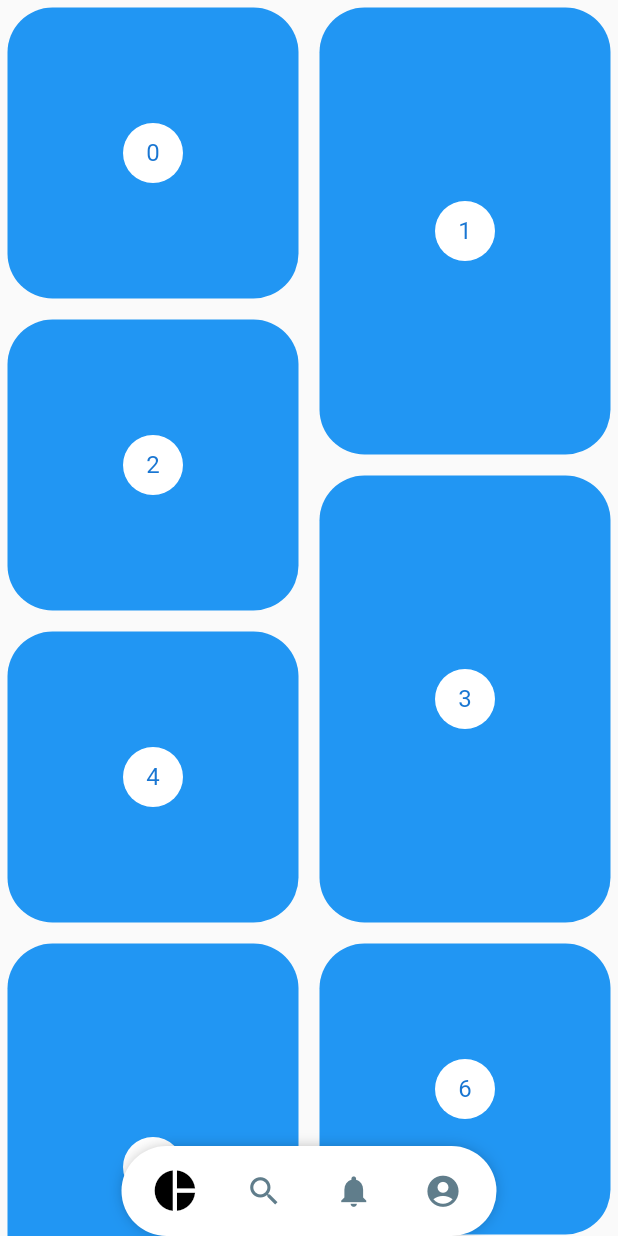
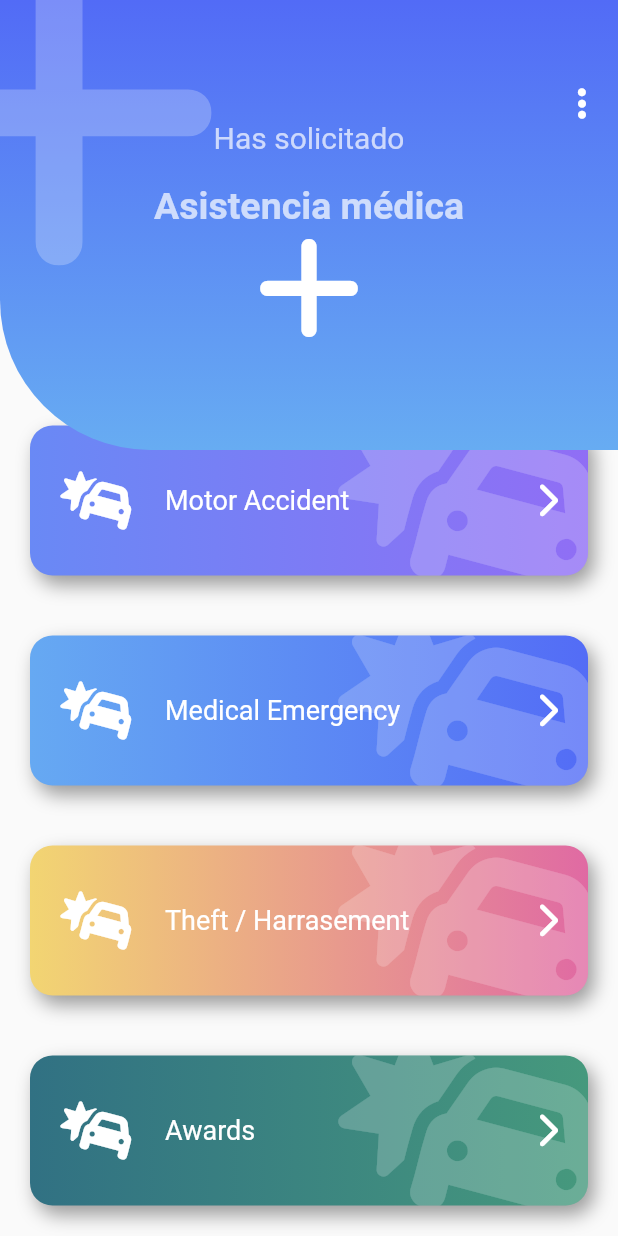
Before and after one commit to saulrmzlpz/disenos_app, a Flutter app: the screen it shows after launch, on a phone screen of 412 x 824 dp. Run offline on Flutter 3.47's test engine with Material 2 defaults, Android fonts, the phone set to English and light mode, and no system bars; our stand-ins replace animate_do, flutter_svg, font_awesome_flutter.

Commit message:
Fin sección 7

```diff
--- a/lib/main.dart
+++ b/lib/main.dart
@@ -1,3 +1,4 @@
+import 'package:disenos_app/src/pages/emergency_screen.dart';
 import 'package:disenos_app/src/pages/pinteres_screen.dart';
 import 'package:disenos_app/src/pages/slideshow_screen.dart';
 import 'package:flutter/material.dart';
@@ -22,7 +23,7 @@ class MyApp extends StatelessWidget {
         // closer together (more dense) than on mobile platforms.
         //visualDensity: VisualDensity.adaptivePlatformDensity,
       ),
-      home: const PinterestScreen(),
+      home: const EmergencyScreen(),
     );
   }
 }
--- /dev/null
+++ b/lib/src/pages/emergency_screen.dart
@@ -0,0 +1,92 @@
+import 'package:disenos_app/src/widgets/big_button.dart';
+import 'package:disenos_app/src/widgets/icon_header.dart';
+import 'package:flutter/material.dart';
+import 'package:font_awesome_flutter/font_awesome_flutter.dart';
+
+class EmergencyScreen extends StatelessWidget {
+  const EmergencyScreen({Key? key}) : super(key: key);
+
+  @override
+  Widget build(BuildContext context) {
+    return Scaffold(
+      body: Stack(
+        children: [
+          ListView(
+            physics: BouncingScrollPhysics(),
+            children: [
+              SizedBox(height: MediaQuery.of(context).size.height * 0.32),
+              BigButton(
+                icon: FontAwesomeIcons.carBurst,
+                text: 'Motor Accident',
+                colorBegin: Color(0xFF6989F5),
+                colorEnd: Color(0xFF906EF5),
+                onPressed: () {},
+              ),
+              BigButton(
+                icon: FontAwesomeIcons.carBurst,
+                text: 'Medical Emergency',
+                colorBegin: Color(0xff66A9F2),
+                colorEnd: Color(0xff536CF6),
+                onPressed: () {},
+              ),
+              BigButton(
+                icon: FontAwesomeIcons.carBurst,
+                text: 'Theft / Harrasement',
+                colorBegin: Color(0xffF2D572),
+                colorEnd: Color(0xffE06AA3),
+                onPressed: () {},
+              ),
+              BigButton(
+                icon: FontAwesomeIcons.carBurst,
+                text: 'Awards',
+                colorBegin: Color(0xff317183),
+                colorEnd: Color(0xff46997D),
+                onPressed: () {},
+              ),
+              BigButton(
+                icon: FontAwesomeIcons.carBurst,
+                text: 'Motor Accident',
+                colorBegin: Color(0xFF6989F5),
+                colorEnd: Color(0xFF906EF5),
+                onPressed: () {},
+              ),
+              BigButton(
+                icon: FontAwesomeIcons.carBurst,
+                text: 'Medical Emergency',
+                colorBegin: Color(0xff66A9F2),
+                colorEnd: Color(0xff536CF6),
+                onPressed: () {},
+              ),
+              BigButton(
+                icon: FontAwesomeIcons.carBurst,
+                text: 'Theft / Harrasement',
+                colorBegin: Color(0xffF2D572),
+                colorEnd: Color(0xffE06AA3),
+                onPressed: () {},
+              ),
+              BigButton(
+                icon: FontAwesomeIcons.carBurst,
+                text: 'Awards',
+                colorBegin: Color(0xff317183),
+                colorEnd: Color(0xff46997D),
+                onPressed: () {},
+              ),
+            ],
+          ),
+          IconHeader(
+            icon: FontAwesomeIcons.plus,
+            subtitle: 'Has solicitado',
+            title: 'Asistencia médica',
+          ),
+        ],
+      ),
+      // body: BigButton(
+      //   icon: FontAwesomeIcons.carBurst,
+      //   text: 'Car Accident',
+      //   colorBegin: Color(0xFF6989F5),
+      //   colorEnd: Color(0xFF906EF5),
+      //   onPressed: () {},
+      // ),
+    );
+  }
+}
--- /dev/null
+++ b/lib/src/widgets/big_button.dart
@@ -0,0 +1,98 @@
+import 'package:animate_do/animate_do.dart';
+import 'package:flutter/material.dart';
+import 'package:font_awesome_flutter/font_awesome_flutter.dart';
+
+class ItemBoton {
+  final IconData icon;
+  final String texto;
+  final Color color1;
+  final Color color2;
+
+  ItemBoton(this.icon, this.texto, this.color1, this.color2);
+}
+
+class BigButton extends StatelessWidget {
+  const BigButton(
+      {Key? key,
+      required this.icon,
+      required this.text,
+      this.colorBegin = Colors.grey,
+      this.colorEnd = Colors.blueGrey,
+      required this.onPressed})
+      : super(key: key);
+
+  final IconData icon;
+  final String text;
+  final Color colorBegin;
+  final Color colorEnd;
+  final VoidCallback onPressed;
+
+  @override
+  Widget build(BuildContext context) {
+    return FadeInLeft(
+      child: GestureDetector(
+        onTap: onPressed,
+        child: Stack(
+          children: [
+            _BigButtonBackground(
+                icon: icon, colorBegin: colorBegin, colorEnd: colorEnd),
+            Row(
+              mainAxisAlignment: MainAxisAlignment.center,
+              children: [
+                SizedBox(height: 140, width: 40),
+                FaIcon(icon, color: Colors.white, size: 40),
+                SizedBox(width: 20),
+                Expanded(
+                  child: Text(text,
+                      style: TextStyle(color: Colors.white, fontSize: 18)),
+                ),
+                FaIcon(FontAwesomeIcons.chevronRight, color: Colors.white),
+                SizedBox(width: 40),
+              ],
+            )
+          ],
+        ),
+      ),
+    );
+  }
+}
+
+class _BigButtonBackground extends StatelessWidget {
+  const _BigButtonBackground({
+    Key? key,
+    required this.icon,
+    required this.colorBegin,
+    required this.colorEnd,
+  }) : super(key: key);
+  final IconData icon;
+  final Color colorBegin;
+  final Color colorEnd;
+  @override
+  Widget build(BuildContext context) {
+    return Container(
+      clipBehavior: Clip.antiAlias,
+      margin: EdgeInsets.all(20),
+      width: double.maxFinite,
+      height: 100,
+      decoration: BoxDecoration(
+          gradient: LinearGradient(
+            colors: [colorBegin, colorEnd],
+          ),
+          boxShadow: const [
+            BoxShadow(
+                color: Colors.black38, offset: Offset(4, 6), blurRadius: 10)
+          ],
+          borderRadius: BorderRadius.circular(15)),
+      child: Stack(children: [
+        Positioned(
+            right: -20,
+            top: -20,
+            child: FaIcon(
+              icon,
+              size: 150,
+              color: Colors.white.withOpacity(0.2),
+            ))
+      ]),
+    );
+  }
+}
--- /dev/null
+++ b/lib/src/widgets/icon_header.dart
@@ -0,0 +1,87 @@
+import 'package:flutter/material.dart';
+import 'package:font_awesome_flutter/font_awesome_flutter.dart';
+
+class IconHeader extends StatelessWidget {
+  const IconHeader({
+    Key? key,
+    required this.icon,
+    required this.title,
+    required this.subtitle,
+    this.colorBegin = const Color(0xFF526BF6),
+    this.colorEnd = const Color(0xFF67ACF2),
+  }) : super(key: key);
+  final Color colorWhite = Colors.white70;
+  final IconData icon;
+  final String title;
+  final String subtitle;
+  final Color colorBegin;
+  final Color colorEnd;
+  @override
+  Widget build(BuildContext context) {
+    return Stack(
+      children: [
+        _BackgroundHeader(colorBegin: colorBegin, colorEnd: colorEnd),
+        Positioned(
+            top: -50,
+            left: -70,
+            child: FaIcon(icon, size: 250, color: Colors.white24)),
+        Column(
+          crossAxisAlignment: CrossAxisAlignment.stretch,
+          children: [
+            SizedBox(height: 80),
+            Text(
+              subtitle,
+              style: TextStyle(fontSize: 20, color: colorWhite),
+              textAlign: TextAlign.center,
+            ),
+            SizedBox(height: 20),
+            Text(
+              title,
+              style: TextStyle(
+                  fontSize: 25, color: colorWhite, fontWeight: FontWeight.bold),
+              textAlign: TextAlign.center,
+            ),
+            Center(child: FaIcon(icon, size: 80, color: Colors.white)),
+          ],
+        ),
+        Positioned(
+          right: 0,
+          top: 45,
+          child: IconButton(
+              onPressed: () {},
+              icon: Icon(
+                FontAwesomeIcons.ellipsisVertical,
+                color: Colors.white,
+              )),
+        )
+      ],
+    );
+  }
+}
+
+class _BackgroundHeader extends StatelessWidget {
+  const _BackgroundHeader({
+    Key? key,
+    required this.colorBegin,
+    required this.colorEnd,
+  }) : super(key: key);
+  final Color colorBegin;
+  final Color colorEnd;
+  @override
+  Widget build(BuildContext context) {
+    return Container(
+      height: 300,
+      decoration: const BoxDecoration(
+        gradient: LinearGradient(
+          begin: Alignment.topCenter,
+          end: Alignment.bottomCenter,
+          colors: [
+            Color(0xFF526BF6),
+            Color(0xFF67ACF2),
+          ],
+        ),
+        borderRadius: BorderRadius.only(bottomLeft: Radius.circular(100)),
+      ),
+    );
+  }
+}
--- a/pubspec.yaml
+++ b/pubspec.yaml
@@ -27,11 +27,13 @@ environment:
 # the latest version available on pub.dev. To see which dependencies have newer
 # versions available, run `flutter pub outdated`.
 dependencies:
+  animate_do: ^2.1.0
   cupertino_icons: ^1.0.2
   flutter:
     sdk: flutter
   flutter_staggered_grid_view: ^0.6.2
   flutter_svg: ^1.1.3
+  font_awesome_flutter: ^10.1.0
   provider: ^6.0.3
 
 dev_dependencies:
```
Also changed, not shown: pubspec.lock.
